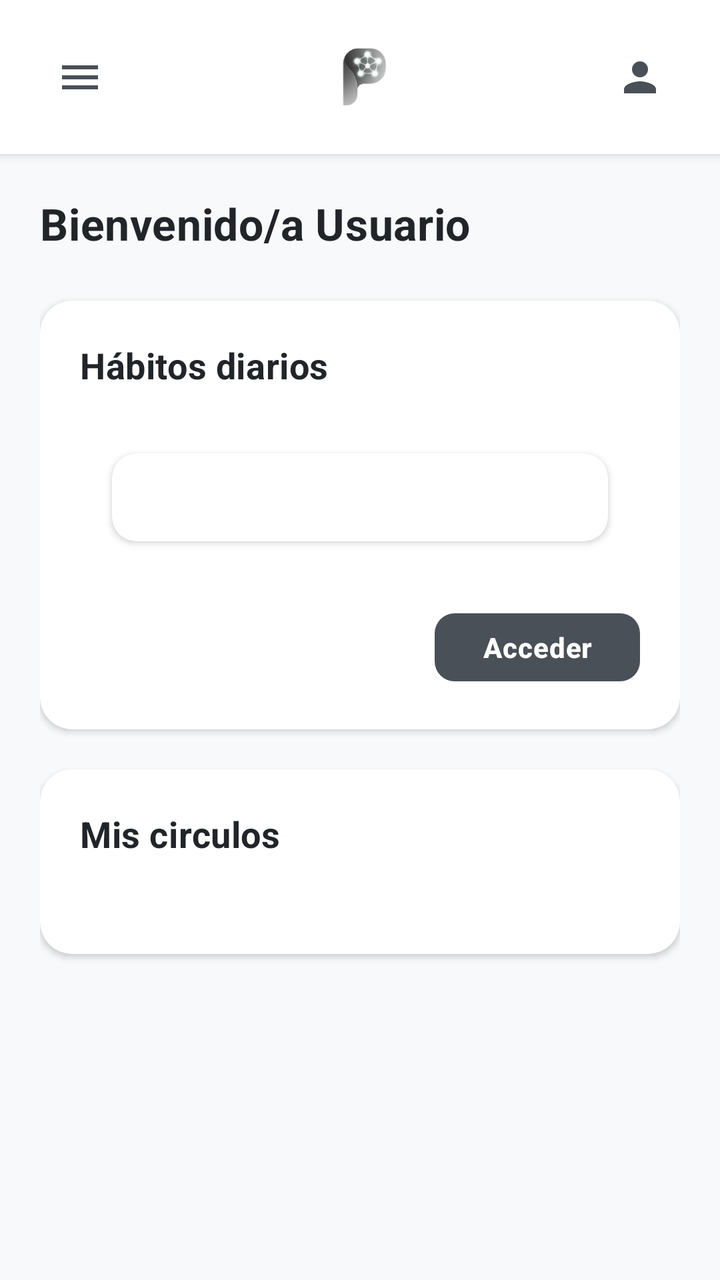
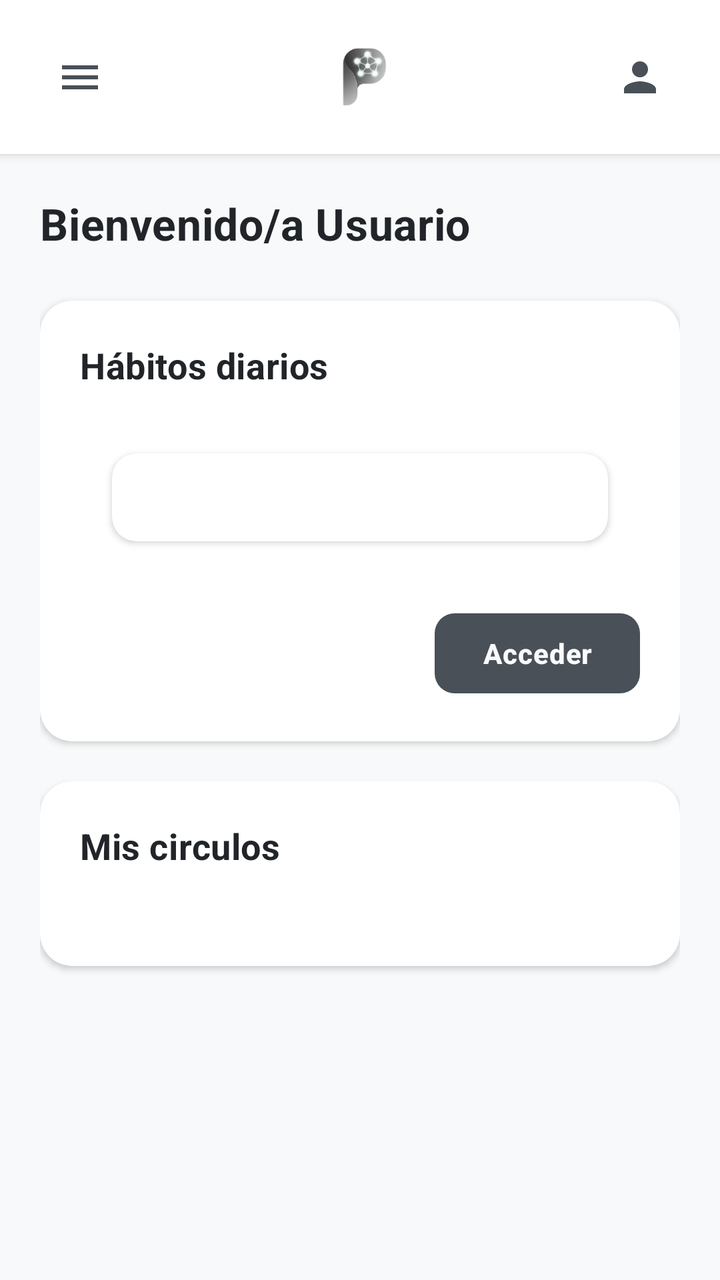

Before-and-after screenshots of an Android layout around one commit, followed by the original layout XML and the change that was made.
<!-- AndroidManifest.xml: application theme Theme.Pace -->
<!-- res/layout/activity_main.xml -->
<?xml version="1.0" encoding="utf-8"?>
<androidx.drawerlayout.widget.DrawerLayout
    xmlns:android="http://schemas.android.com/apk/res/android"
    xmlns:app="http://schemas.android.com/apk/res-auto"
    android:id="@+id/drawerLayout"
    android:layout_width="match_parent"
    android:layout_height="match_parent">

    
    <androidx.constraintlayout.widget.ConstraintLayout
        android:layout_width="match_parent"
        android:layout_height="match_parent"
        android:background="@color/background_primary">

        
        <androidx.constraintlayout.widget.ConstraintLayout
            android:id="@+id/headerLayout"
            android:layout_width="0dp"
            android:layout_height="wrap_content"
            android:background="@color/background_card"
            android:elevation="3dp"
            android:paddingTop="16dp"
            android:paddingBottom="16dp"
            android:paddingStart="20dp"
            android:paddingEnd="20dp"
            app:layout_constraintTop_toTopOf="parent"
            app:layout_constraintStart_toStartOf="parent"
            app:layout_constraintEnd_toEndOf="parent">

            
            <ImageButton
                android:id="@+id/menuButton"
                android:layout_width="40dp"
                android:layout_height="40dp"
                android:src="@drawable/ic_menu"
                android:background="?attr/selectableItemBackgroundBorderless"
                android:contentDescription="Menú"
                android:scaleType="centerInside"
                app:tint="@color/accent_primary"
                app:layout_constraintTop_toTopOf="parent"
                app:layout_constraintBottom_toBottomOf="parent"
                app:layout_constraintStart_toStartOf="parent" />

            
            <ImageView
                android:id="@+id/logoImage"
                android:layout_width="45dp"
                android:layout_height="45dp"
                android:src="@drawable/ic_pace_logo"
                android:contentDescription="Pace Logo"
                app:layout_constraintTop_toTopOf="parent"
                app:layout_constraintBottom_toBottomOf="parent"
                app:layout_constraintStart_toStartOf="parent"
                app:layout_constraintEnd_toEndOf="parent" />

            
            <ImageButton
                android:id="@+id/profileButton"
                android:layout_width="40dp"
                android:layout_height="40dp"
                android:src="@drawable/ic_person"
                android:background="?attr/selectableItemBackgroundBorderless"
                android:contentDescription="Perfil"
                android:scaleType="centerInside"
                app:tint="@color/accent_primary"
                app:layout_constraintTop_toTopOf="parent"
                app:layout_constraintBottom_toBottomOf="parent"
                app:layout_constraintEnd_toEndOf="parent" />

        </androidx.constraintlayout.widget.ConstraintLayout>

        
        <ScrollView
            android:layout_width="0dp"
            android:layout_height="0dp"
            android:fillViewport="true"
            app:layout_constraintTop_toBottomOf="@id/headerLayout"
            app:layout_constraintBottom_toBottomOf="parent"
            app:layout_constraintStart_toStartOf="parent"
            app:layout_constraintEnd_toEndOf="parent">

            <LinearLayout
                android:layout_width="match_parent"
                android:layout_height="wrap_content"
                android:orientation="vertical"
                android:padding="20dp">

                
                <TextView
                    android:id="@+id/welcomeText"
                    android:layout_width="wrap_content"
                    android:layout_height="wrap_content"
                    android:text="@string/title_main"
                    android:textSize="22sp"
                    android:textStyle="bold"
                    android:textColor="@color/text_primary"
                    android:letterSpacing="0.01"
                    android:layout_marginBottom="24dp" />

                
                <com.google.android.material.card.MaterialCardView
                    android:id="@+id/habitsCard"
                    android:layout_width="match_parent"
                    android:layout_height="wrap_content"
                    android:layout_marginBottom="20dp"
                    app:cardCornerRadius="16dp"
                    app:cardElevation="2dp"
                    app:strokeWidth="0dp"
                    app:cardBackgroundColor="@color/background_card">

                    <LinearLayout
                        android:layout_width="match_parent"
                        android:layout_height="wrap_content"
                        android:orientation="vertical"
                        android:padding="20dp">

                        
                        <TextView
                            android:layout_width="wrap_content"
                            android:layout_height="wrap_content"
                            android:text="@string/title_hbts"
                            android:textSize="18sp"
                            android:textStyle="bold"
                            android:textColor="@color/text_primary"
                            android:letterSpacing="0.01"
                            android:layout_marginBottom="16dp" />

                        
                        <androidx.cardview.widget.CardView
                            android:layout_width="match_parent"
                            android:layout_height="wrap_content"
                            android:layout_margin="16dp"
                            app:cardBackgroundColor="@color/background_card"
                            app:cardCornerRadius="12dp"
                            app:cardElevation="2dp">

                            <LinearLayout
                                android:layout_width="match_parent"
                                android:layout_height="wrap_content"
                                android:orientation="vertical"
                                android:padding="16dp">

                                <LinearLayout
                                    android:id="@+id/habitsPreviewContainer"
                                    android:layout_width="match_parent"
                                    android:layout_height="wrap_content"
                                    android:layout_marginTop="12dp"
                                    android:orientation="vertical">

                                    

                                </LinearLayout>

                            </LinearLayout>

                        </androidx.cardview.widget.CardView>

                        
                        <FrameLayout
                            android:layout_width="match_parent"
                            android:layout_height="wrap_content"
                            android:layout_marginTop="16dp">

                            <com.google.android.material.button.MaterialButton
                                android:id="@+id/accessHabitsButton"
                                android:layout_width="wrap_content"
                                android:layout_height="42dp"
                                android:text="@string/btn_hbts"
                                android:textSize="14sp"
                                android:textStyle="bold"
                                android:textColor="@color/white"
                                android:letterSpacing="0.02"
                                android:layout_gravity="end"
                                app:cornerRadius="10dp"
                                app:backgroundTint="@color/accent_primary" />

                        </FrameLayout>

                    </LinearLayout>

                </com.google.android.material.card.MaterialCardView>

                
                <com.google.android.material.card.MaterialCardView
                    android:id="@+id/connectionsCard"
                    android:layout_width="match_parent"
                    android:layout_height="wrap_content"
                    app:cardCornerRadius="16dp"
                    app:cardElevation="2dp"
                    app:strokeWidth="0dp"
                    app:cardBackgroundColor="@color/background_card">

                    <LinearLayout
                        android:layout_width="match_parent"
                        android:layout_height="wrap_content"
                        android:orientation="vertical"
                        android:padding="20dp">

                        
                        <TextView
                            android:layout_width="wrap_content"
                            android:layout_height="wrap_content"
                            android:text="@string/title_cnx"
                            android:textSize="18sp"
                            android:textStyle="bold"
                            android:textColor="@color/text_primary"
                            android:letterSpacing="0.01"
                            android:layout_marginBottom="16dp" />

                        
                        <androidx.recyclerview.widget.RecyclerView
                            android:id="@+id/groupsRecyclerView"
                            android:layout_width="match_parent"
                            android:layout_height="wrap_content"
                            android:nestedScrollingEnabled="false"
                            android:layout_marginBottom="12dp" />

                        
                        <com.google.android.material.button.MaterialButton
                            android:id="@+id/viewAllGroupsButton"
                            android:layout_width="wrap_content"
                            android:layout_height="42dp"
                            android:text="@string/btn_cnx"
                            android:textSize="14sp"
                            android:textStyle="bold"
                            android:textColor="@color/text_primary"
                            android:letterSpacing="0.01"
                            android:layout_gravity="center_horizontal"
                            android:visibility="gone"
                            app:cornerRadius="10dp"
                            app:strokeWidth="1.5dp"
                            app:strokeColor="@color/border_color"
                            app:backgroundTint="@color/accent_secondary" />

                    </LinearLayout>

                </com.google.android.material.card.MaterialCardView>

            </LinearLayout>

        </ScrollView>

    </androidx.constraintlayout.widget.ConstraintLayout>

    
    <com.google.android.material.navigation.NavigationView
        android:id="@+id/navigationViewGeneral"
        android:layout_width="280dp"
        android:layout_height="match_parent"
        android:layout_gravity="start"
        android:background="@color/background_card"
        app:headerLayout="@layout/drawer_header_general"
        app:menu="@menu/menu_general_items"
        app:itemIconTint="@color/icon_color"
        app:itemTextColor="@color/text_primary" />

    
    <com.google.android.material.navigation.NavigationView
        android:id="@+id/navigationViewUser"
        android:layout_width="280dp"
        android:layout_height="match_parent"
        android:layout_gravity="end"
        android:background="@color/background_card"
        app:headerLayout="@layout/drawer_header_user"
        app:menu="@menu/menu_user_items"
        app:itemIconTint="@color/icon_color"
        app:itemTextColor="@color/text_primary" />

</androidx.drawerlayout.widget.DrawerLayout>
<!-- res/layout/drawer_header_general.xml (included above) -->
<?xml version="1.0" encoding="utf-8"?>
<LinearLayout
    xmlns:android="http://schemas.android.com/apk/res/android"
    android:layout_width="match_parent"
    android:layout_height="180dp"
    android:orientation="vertical"
    android:background="@color/background_preview"
    android:padding="24dp"
    android:gravity="bottom">

    
    <ImageView
        android:layout_width="60dp"
        android:layout_height="60dp"
        android:src="@drawable/ic_pace_logo"
        android:contentDescription="Pace Logo"
        android:layout_marginBottom="12dp" />

    
    <TextView
        android:layout_width="wrap_content"
        android:layout_height="wrap_content"
        android:text="Pace"
        android:textSize="24sp"
        android:textStyle="bold"
        android:textColor="@color/text_primary"
        android:letterSpacing="0.02" />

    
    <TextView
        android:layout_width="wrap_content"
        android:layout_height="wrap_content"
        android:text="@string/header_grl"
        android:textSize="14sp"
        android:textColor="@color/text_secondary"
        android:layout_marginTop="4dp" />

</LinearLayout>
<!-- res/layout/drawer_header_user.xml (included above) -->
<?xml version="1.0" encoding="utf-8"?>
<LinearLayout
    xmlns:android="http://schemas.android.com/apk/res/android"
    android:layout_width="match_parent"
    android:layout_height="190dp"
    android:orientation="vertical"
    android:background="@color/background_preview"
    android:padding="24dp"
    android:gravity="center">

    
    <ImageView
        android:id="@+id/profileImage"
        android:layout_width="80dp"
        android:layout_height="80dp"
        android:src="@drawable/ic_person_large"
        android:contentDescription="Foto de perfil"
        android:background="@drawable/profile_image_bg"
        android:scaleType="centerCrop" />

    
    <TextView
        android:id="@+id/userNameText"
        android:layout_width="wrap_content"
        android:layout_height="wrap_content"
        android:text="Nombre Usuario"
        android:textSize="18sp"
        android:textStyle="bold"
        android:textColor="@color/text_primary"
        android:letterSpacing="0.01"
        android:layout_marginTop="12dp" />

    
    <TextView
        android:id="@+id/userEmailText"
        android:layout_width="wrap_content"
        android:layout_height="20dp"
        android:text="usuario@ejemplo.com"
        android:textSize="14sp"
        android:textColor="@color/text_secondary"
        android:layout_marginTop="4dp"
        android:gravity="center"
        android:ellipsize="none"
        android:maxLines="1" />

</LinearLayout>
<!-- resources referenced by this layout -->
<resources>
  <color name="accent_primary">#495057</color>
  <color name="accent_secondary">#E9ECEF</color>
  <color name="background_card">#FFFFFF</color>
  <color name="background_preview">#F0F2F5</color>
  <color name="background_primary">#F8F9FA</color>
  <color name="border_color">#DEE2E6</color>
  <color name="icon_color">#868E96</color>
  <color name="text_primary">#212529</color>
  <color name="text_secondary">#6C757D</color>
  <color name="white">#FFFFFFFF</color>
  <!-- drawable ic_menu (drawable) -->
  <vector xmlns:android="http://schemas.android.com/apk/res/android"
      android:width="24dp"
      android:height="24dp"
      android:viewportWidth="24"
      android:viewportHeight="24">
      <path
          android:fillColor="@color/accent_primary"
          android:pathData="M3,18h18v-2H3V18zM3,13h18v-2H3V13zM3,6v2h18V6H3z"/>
  </vector>
  <!-- drawable ic_pace_logo: png bitmap (drawable, 9821 bytes) -->
  <!-- drawable ic_person (drawable) -->
  <vector xmlns:android="http://schemas.android.com/apk/res/android"
      android:width="24dp"
      android:height="24dp"
      android:viewportWidth="24"
      android:viewportHeight="24">
      <path
          android:fillColor="@color/accent_primary"
          android:pathData="M12,12c2.21,0 4,-1.79 4,-4s-1.79,-4 -4,-4 -4,1.79 -4,4 1.79,4 4,4zM12,14c-2.67,0 -8,1.34 -8,4v2h16v-2c0,-2.66 -5.33,-4 -8,-4z"/>
  </vector>
  <!-- drawable ic_person_large (drawable) -->
  <vector xmlns:android="http://schemas.android.com/apk/res/android"
      android:width="80dp"
      android:height="80dp"
      android:viewportWidth="24"
      android:viewportHeight="24">
      <path
          android:fillColor="@color/icon_color"
          android:pathData="M12,12c2.21,0 4,-1.79 4,-4s-1.79,-4 -4,-4 -4,1.79 -4,4 1.79,4 4,4zM12,14c-2.67,0 -8,1.34 -8,4v2h16v-2c0,-2.66 -5.33,-4 -8,-4z"/>
  </vector>
  <!-- drawable profile_image_bg (drawable) -->
  <?xml version="1.0" encoding="utf-8"?>
  <shape xmlns:android="http://schemas.android.com/apk/res/android"
      android:shape="oval">
      <solid android:color="@color/accent_secondary" />
      <stroke
          android:width="2dp"
          android:color="@color/border_color" />
  </shape>
  <string name="btn_cnx">Ver todas</string>
  <string name="btn_hbts">Acceder</string>
  <string name="header_grl">Tu compañero de hábitos</string>
  <string name="title_cnx">Mis circulos</string>
  <string name="title_hbts">Hábitos diarios</string>
  <string name="title_main">Bienvenido/a Usuario</string>
  <style name="Theme.Pace" parent="Base.Theme.Pace" />
  <style name="Base.Theme.Pace" parent="Theme.Material3.DayNight.NoActionBar">
          
          <item name="android:statusBarColor">@color/background_primary</item>
          <item name="android:windowOptOutEdgeToEdgeEnforcement" tools:targetApi="35">true</item>
      </style>
</resources>

<!-- the commit's change to res/layout/activity_main.xml (unified diff, before → after) -->
@@ -163,16 +163,13 @@
 
                             <com.google.android.material.button.MaterialButton
                                 android:id="@+id/accessHabitsButton"
+                                style="@style/PaceChatPrimaryButton"
+
                                 android:layout_width="wrap_content"
-                                android:layout_height="42dp"
+                                android:layout_height="wrap_content"
                                 android:text="@string/btn_hbts"
-                                android:textSize="14sp"
-                                android:textStyle="bold"
-                                android:textColor="@color/white"
-                                android:letterSpacing="0.02"
-                                android:layout_gravity="end"
-                                app:cornerRadius="10dp"
-                                app:backgroundTint="@color/accent_primary" />
+
+                                android:layout_gravity="end"/>
 
                         </FrameLayout>
 
@@ -218,19 +215,14 @@
                         
                         <com.google.android.material.button.MaterialButton
                             android:id="@+id/viewAllGroupsButton"
+                            style="@style/PaceChatSecondaryButton"
+
                             android:layout_width="wrap_content"
-                            android:layout_height="42dp"
+                            android:layout_height="wrap_content"
                             android:text="@string/btn_cnx"
-                            android:textSize="14sp"
-                            android:textStyle="bold"
-                            android:textColor="@color/text_primary"
-                            android:letterSpacing="0.01"
+
                             android:layout_gravity="center_horizontal"
-                            android:visibility="gone"
-                            app:cornerRadius="10dp"
-                            app:strokeWidth="1.5dp"
-                            app:strokeColor="@color/border_color"
-                            app:backgroundTint="@color/accent_secondary" />
+                            android:visibility="gone"/>
 
                     </LinearLayout>
 
<!-- resource entries referenced after the edit -->
@@ -6,10 +6,10 @@
   <color name="background_preview">#F0F2F5</color>
   <color name="background_primary">#F8F9FA</color>
   <color name="border_color">#DEE2E6</color>
+  <color name="text_button">#FBFBFB</color>
   <color name="icon_color">#868E96</color>
   <color name="text_primary">#212529</color>
   <color name="text_secondary">#6C757D</color>
-  <color name="white">#FFFFFFFF</color>
   <!-- drawable ic_menu (drawable) -->
   <vector xmlns:android="http://schemas.android.com/apk/res/android"
       android:width="24dp"
@@ -56,6 +56,26 @@
   <string name="title_cnx">Mis circulos</string>
   <string name="title_hbts">Hábitos diarios</string>
   <string name="title_main">Bienvenido/a Usuario</string>
+  <style name="PaceChatPrimaryButton" parent="Widget.Material3.Button">
+          <item name="backgroundTint">@color/accent_primary</item>
+          <item name="android:textColor">@color/text_button</item>
+          <item name="cornerRadius">10dp</item>
+          <item name="android:layout_height">42dp</item>
+          <item name="android:textAllCaps">false</item>
+          <item name="android:textStyle">bold</item>
+          <item name="android:textSize">14sp</item>
+          <item name="android:letterSpacing">0.02</item>
+      </style>
+  <style name="PaceChatSecondaryButton" parent="Widget.Material3.Button.OutlinedButton">
+          <item name="strokeColor">@color/border_color</item>
+          <item name="android:textColor">@color/text_primary</item>
+          <item name="cornerRadius">10dp</item>
+          <item name="android:layout_height">42dp</item>
+          <item name="android:textAllCaps">false</item>
+          <item name="android:textStyle">bold</item>
+          <item name="android:textSize">14sp</item>
+          <item name="android:letterSpacing">0.02</item>
+      </style>
   <style name="Theme.Pace" parent="Base.Theme.Pace" />
   <style name="Base.Theme.Pace" parent="Theme.Material3.DayNight.NoActionBar">
           
